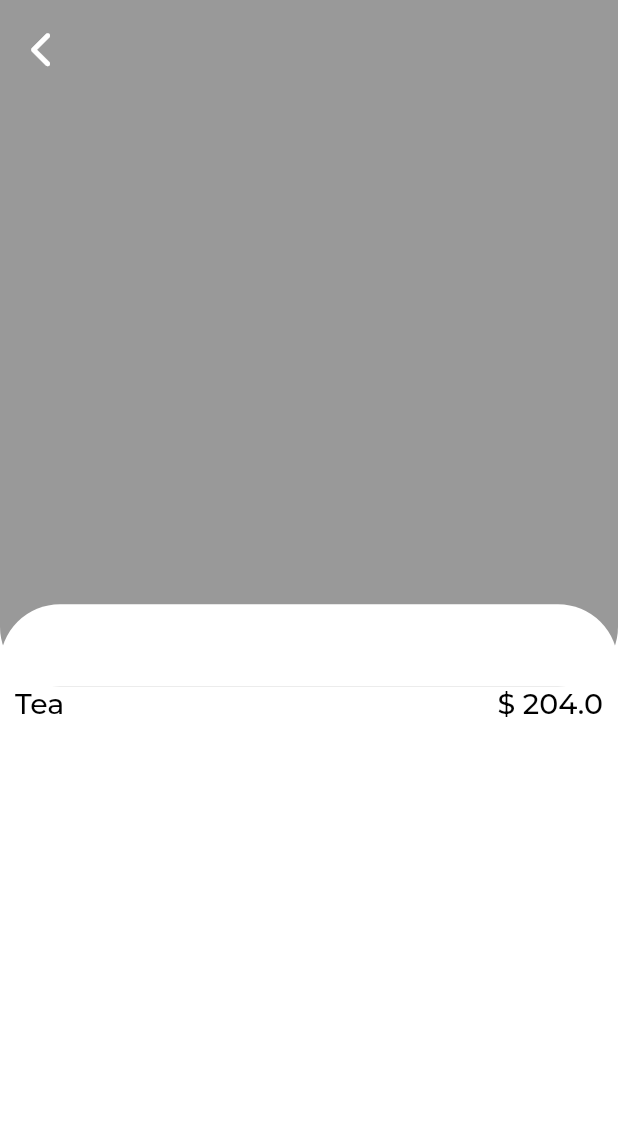
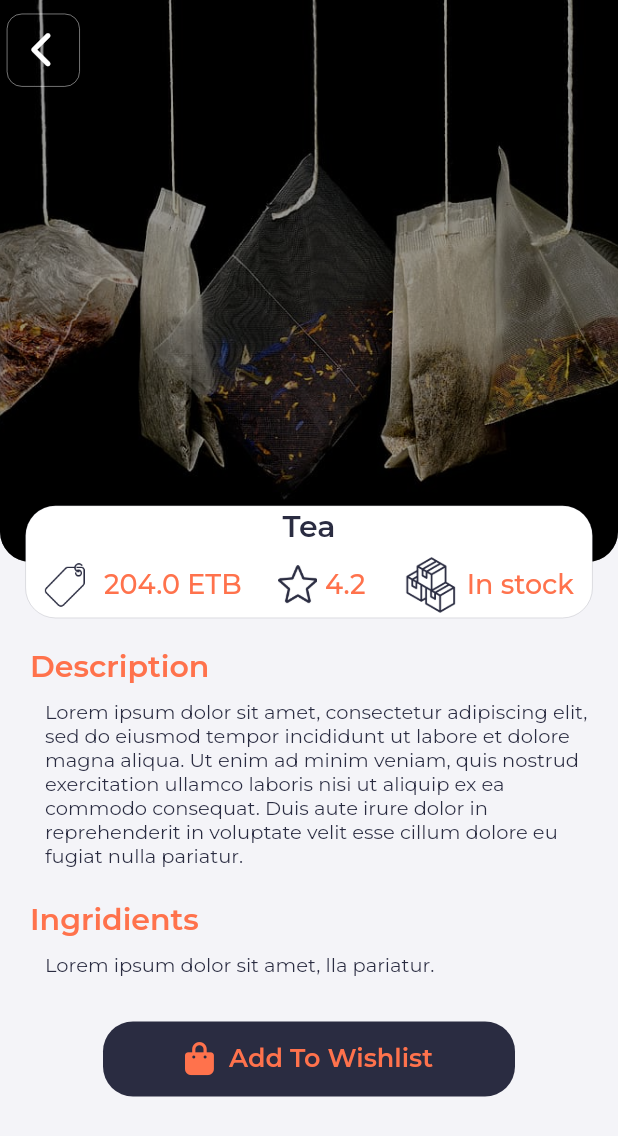
Before and after one commit to naomitimm/Ethio-Agri-CEFT, a Flutter app: the ProductDetailsScreen screen opened directly with sample values from the repository, on a phone screen of 412 x 824 dp. Shown: the top 1136 px of the screen. Run offline on Flutter 3.47's test engine with Material 2 defaults, Android fonts, the phone set to English and light mode, and no system bars; our stand-ins replace bloc, equatable, flutter_bloc, font_awesome_flutter, google_fonts.

Commit message:
details page ui tweak

```diff
--- a/ethio_agri_ceft_app/lib/domain/product/product_model.dart
+++ b/ethio_agri_ceft_app/lib/domain/product/product_model.dart
@@ -6,12 +6,14 @@ class Product extends Equatable {
   final double? price;
   final String ingridients;
   final String description;
+  final double rating;
   const Product(
       {required this.productName,
       required this.imageUrl,
       required this.price,
       required this.description,
-      required this.ingridients});
+      required this.ingridients,
+      required this.rating});
 
   static List<Product> products = [
     const Product(
@@ -19,37 +21,43 @@ class Product extends Equatable {
         imageUrl: 'assets/pics/tea.jpeg',
         price: 204,
         ingridients: "",
-        description: ""),
+        description: "",
+        rating: 4.2),
     const Product(
         productName: 'Flowers',
         imageUrl: 'assets/pics/flowers.jpg',
         price: 204,
         ingridients: "",
-        description: ""),
+        description: "",
+        rating: 4.2),
     const Product(
         productName: 'Honey',
         imageUrl: 'assets/pics/honey.jpg',
         price: 204,
         ingridients: "",
-        description: ""),
+        description: "",
+        rating: 4.2),
     const Product(
         productName: 'Coffee',
         imageUrl: 'assets/pics/coffee.jpg',
         price: 204,
         ingridients: "",
-        description: ""),
+        description: "",
+        rating: 4.2),
     const Product(
         productName: 'Crops',
         imageUrl: 'assets/pics/crop1.jpg',
         price: 204,
         ingridients: "",
-        description: ""),
+        description: "",
+        rating: 4.2),
     const Product(
         productName: 'Crops',
         imageUrl: 'assets/pics/crop2.jpg',
         price: 204,
         ingridients: "",
-        description: ""),
+        description: "",
+        rating: 4.2),
   ];
 
   @override
--- a/ethio_agri_ceft_app/lib/presentation/dashboard/product_details_screen.dart
+++ b/ethio_agri_ceft_app/lib/presentation/dashboard/product_details_screen.dart
@@ -1,4 +1,4 @@
-import 'package:ethio_agri_ceft_app/application/wishlist/wishlist_bloc.dart';
+import 'package:ethio_agri_ceft_app/presentation/dashboard/widgets/details_widgets.dart';
 import 'package:ethio_agri_ceft_app/presentation/exports.dart';
 
 class ProductDetailsScreen extends StatelessWidget {
@@ -12,55 +12,44 @@ class ProductDetailsScreen extends StatelessWidget {
     final navCubit = context.read<NavigationCubit>();
 
     return Scaffold(
-      backgroundColor: Colors.white,
+      backgroundColor: const Color.fromRGBO(244, 244, 248, 1),
       body: SafeArea(
-        child: ListView(
+          child: ListView(children: [
+        Stack(
           children: [
+            SizedBox(
+              height: size.height / 2,
+            ),
             Container(
-              height: size.height / 1.8,
+              height: size.height / 2.2,
               width: double.infinity,
-              decoration: const BoxDecoration(
-                color: Color.fromARGB(255, 255, 255, 255),
-                borderRadius: BorderRadius.only(
-                    bottomLeft: Radius.circular(40),
-                    bottomRight: Radius.circular(40)),
-                // image: DecorationImage(
-                // image: AssetImage(product.imageUrl), fit: BoxFit.cover)
+              decoration: BoxDecoration(
+                image: DecorationImage(
+                    image: AssetImage(product.imageUrl), fit: BoxFit.cover),
+                borderRadius: const BorderRadius.only(
+                    bottomLeft: Radius.circular(20),
+                    bottomRight: Radius.circular(20)),
               ),
               child: Stack(
                 alignment: Alignment.bottomCenter,
                 children: [
                   Container(
-                    height: size.height / 1.8,
+                    height: size.height / 2.2,
                     width: double.infinity,
                     decoration: BoxDecoration(
                         color: Colors.black.withOpacity(0.4),
                         borderRadius: const BorderRadius.only(
-                            bottomLeft: Radius.circular(40),
-                            bottomRight: Radius.circular(40))),
-                  ),
-                  Positioned(
-                    child: Container(
-                      height: size.height / 15,
-                      width: double.infinity,
-                      decoration: const BoxDecoration(
-                          color: Colors.white,
-                          borderRadius: BorderRadius.only(
-                              topLeft: Radius.circular(40),
-                              topRight: Radius.circular(40))),
-                    ),
-                  ),
-                  Positioned(
-                    bottom: size.height / 15,
-                    left: size.width / 20,
-                    child: Column(
-                      crossAxisAlignment: CrossAxisAlignment.start,
-                      children: [],
-                    ),
+                            bottomLeft: Radius.circular(20),
+                            bottomRight: Radius.circular(20))),
                   ),
                   Positioned(
                     top: size.height / 90,
                     left: size.width / 90,
+                    child: Container(
+                      decoration: BoxDecoration(
+                          border: Border.all(color: Colors.white, width: .3),
+                          borderRadius:
+                              const BorderRadius.all(Radius.circular(10))),
                       child: IconButton(
                           onPressed: () {
                             Navigator.of(context).pop();
@@ -71,40 +60,30 @@ class ProductDetailsScreen extends StatelessWidget {
                             size: 25,
                           )),
                     ),
+                  ),
                 ],
               ),
             ),
-            SizedBox(
-              height: size.height / 1,
-              child: Padding(
-                padding:
-                    const EdgeInsets.symmetric(horizontal: 10, vertical: 0),
+            Positioned.fill(
+              child: Align(
+                  alignment: Alignment.bottomCenter,
+                  child: StatisticsCard(
+                    title: product.productName,
+                    price: product.price.toString(),
+                    rating: product.rating,
+                  )),
+            ),
+          ],
+        ),
+        Padding(
+          padding: const EdgeInsets.symmetric(vertical: 20, horizontal: 20),
           child: Column(
             crossAxisAlignment: CrossAxisAlignment.start,
             children: [
-                    Row(
-                      mainAxisAlignment: MainAxisAlignment.spaceBetween,
-                      children: [
-                        Text(
-                          product.productName,
-                          style: GoogleFonts.montserrat(
-                            textStyle: const TextStyle(
-                                color: Colors.black,
-                                fontSize: 19,
-                                fontWeight: FontWeight.w500),
-                          ),
-                        ),
-                        Text(
-                          "\$ ${product.price.toString()}",
-                          style: GoogleFonts.montserrat(
-                            textStyle: const TextStyle(
-                                color: Colors.black,
-                                fontSize: 19,
-                                fontWeight: FontWeight.w500),
-                          ),
-                        )
-                      ],
-                    ),
+              const DetailsProductHeadline2(title: "Description"),
+              const DetailsSmallText(
+                  text:
+                      "Lorem ipsum dolor sit amet, consectetur adipiscing elit, sed do eiusmod tempor incididunt ut labore et dolore magna aliqua. Ut enim ad minim veniam, quis nostrud exercitation ullamco laboris nisi ut aliquip ex ea commodo consequat. Duis aute irure dolor in reprehenderit in voluptate velit esse cillum dolore eu fugiat nulla pariatur."),
               Text(
                 product.description,
                 style: GoogleFonts.montserrat(
@@ -113,14 +92,15 @@ class ProductDetailsScreen extends StatelessWidget {
                       fontSize: 19,
                       fontWeight: FontWeight.w500),
                 ),
-                    )
+              ),
+              const DetailsProductHeadline2(title: "Ingridients"),
+              const DetailsSmallText(
+                  text: "Lorem ipsum dolor sit amet, lla pariatur."),
+              const Center(child: AddtoWishlistCard())
             ],
           ),
         ),
-            ),
-          ],
-        ),
-      ),
+      ])),
     );
   }
 }
--- /dev/null
+++ b/ethio_agri_ceft_app/lib/presentation/dashboard/widgets/details_widgets.dart
@@ -0,0 +1,199 @@
+import 'package:ethio_agri_ceft_app/presentation/exports.dart';
+
+class StatisticsCard extends StatelessWidget {
+  final String title;
+  final String price;
+  final double rating;
+  const StatisticsCard(
+      {super.key,
+      required this.title,
+      required this.price,
+      required this.rating});
+
+  @override
+  Widget build(BuildContext context) {
+    final size = MediaQuery.of(context).size;
+    return Container(
+      height: size.height / 11,
+      width: size.width / 1.09,
+      decoration: BoxDecoration(
+        border:
+            Border.all(color: const Color.fromRGBO(42, 44, 65, 1), width: .1),
+        color: Colors.white,
+        borderRadius: const BorderRadius.all(Radius.circular(20)),
+      ),
+      child: Column(
+        mainAxisAlignment: MainAxisAlignment.spaceEvenly,
+        children: [
+          DetailsProductHeadline1(title: title),
+          Padding(
+            padding: const EdgeInsets.only(top: 5),
+            child: Row(
+              mainAxisAlignment: MainAxisAlignment.spaceAround,
+              children: [
+                Row(
+                  children: [
+                    Container(
+                      height: 40,
+                      width: 30,
+                      decoration: const BoxDecoration(
+                          image: DecorationImage(
+                              image: AssetImage("assets/icons/price.png"))),
+                    ),
+                    const SizedBox(
+                      width: 10,
+                    ),
+                    Text(
+                      "$price ETB",
+                      style: GoogleFonts.montserrat(
+                        textStyle: const TextStyle(
+                            color: Color.fromRGBO(255, 114, 76, 1),
+                            fontSize: 18,
+                            fontWeight: FontWeight.w500),
+                      ),
+                    ),
+                  ],
+                ),
+                Row(
+                  crossAxisAlignment: CrossAxisAlignment.center,
+                  children: [
+                    Container(
+                      height: 40,
+                      width: 26,
+                      decoration: const BoxDecoration(
+                          image: DecorationImage(
+                              image: AssetImage("assets/icons/star.png"))),
+                    ),
+                    const SizedBox(
+                      width: 5,
+                    ),
+                    Text(rating.toString(),
+                        style: GoogleFonts.montserrat(
+                          textStyle: const TextStyle(
+                              color: Color.fromRGBO(255, 114, 76, 1),
+                              fontSize: 18,
+                              fontWeight: FontWeight.w500),
+                        ))
+                  ],
+                ),
+                Row(
+                  crossAxisAlignment: CrossAxisAlignment.center,
+                  children: [
+                    Container(
+                      height: 40,
+                      width: 38,
+                      decoration: const BoxDecoration(
+                          image: DecorationImage(
+                              image: AssetImage("assets/icons/stock.png"))),
+                    ),
+                    const SizedBox(
+                      width: 5,
+                    ),
+                    Text("In stock",
+                        style: GoogleFonts.montserrat(
+                          textStyle: const TextStyle(
+                              color: Color.fromRGBO(255, 114, 76, 1),
+                              fontSize: 18,
+                              fontWeight: FontWeight.w500),
+                        ))
+                  ],
+                )
+              ],
+            ),
+          ),
+        ],
+      ),
+    );
+  }
+}
+
+class DetailsProductHeadline1 extends StatelessWidget {
+  final String title;
+  const DetailsProductHeadline1({super.key, required this.title});
+
+  @override
+  Widget build(BuildContext context) {
+    return Text(title,
+        style: GoogleFonts.montserrat(
+          textStyle: const TextStyle(
+              color: Color.fromRGBO(42, 44, 65, 1),
+              fontSize: 20,
+              fontWeight: FontWeight.w600),
+        ));
+  }
+}
+
+class DetailsProductHeadline2 extends StatelessWidget {
+  final String title;
+  const DetailsProductHeadline2({super.key, required this.title});
+
+  @override
+  Widget build(BuildContext context) {
+    return Text(title,
+        style: GoogleFonts.montserrat(
+          textStyle: const TextStyle(
+              color: Color.fromRGBO(255, 114, 76, 1),
+              fontSize: 20,
+              fontWeight: FontWeight.w600),
+        ));
+  }
+}
+
+class DetailsSmallText extends StatelessWidget {
+  final String text;
+  const DetailsSmallText({super.key, required this.text});
+
+  @override
+  Widget build(BuildContext context) {
+    return Padding(
+      padding: const EdgeInsets.only(left: 10, top: 10),
+      child: Text(text,
+          style: GoogleFonts.montserrat(
+            textStyle: const TextStyle(
+                color: Color.fromRGBO(42, 44, 65, 1),
+                fontSize: 13,
+                fontWeight: FontWeight.w400),
+          )),
+    );
+  }
+}
+
+class AddtoWishlistCard extends StatelessWidget {
+  const AddtoWishlistCard({super.key});
+
+  @override
+  Widget build(BuildContext context) {
+    final size = MediaQuery.of(context).size;
+    return Padding(
+      padding: const EdgeInsets.symmetric(vertical: 30, horizontal: 20),
+      child: Container(
+        height: 50,
+        width: size.width / 1.5,
+        decoration: const BoxDecoration(
+            color: Color.fromRGBO(42, 44, 65, 1),
+            borderRadius: BorderRadius.all(Radius.circular(20))),
+        child: Row(
+          mainAxisAlignment: MainAxisAlignment.center,
+          crossAxisAlignment: CrossAxisAlignment.center,
+          children: [
+            const FaIcon(
+              FontAwesomeIcons.bagShopping,
+              color: Color.fromRGBO(255, 114, 76, 1),
+              size: 22,
+            ),
+            const SizedBox(
+              width: 10,
+            ),
+            Text("Add To Wishlist",
+                style: GoogleFonts.montserrat(
+                  textStyle: const TextStyle(
+                      color: Color.fromRGBO(255, 114, 76, 1),
+                      fontSize: 17,
+                      fontWeight: FontWeight.w600),
+                )),
+          ],
+        ),
+      ),
+    );
+  }
+}
```
Also changed, not shown: ethio_agri_ceft_app/assets/icons/price.png (added), ethio_agri_ceft_app/assets/icons/star.png (added), ethio_agri_ceft_app/assets/icons/stock.png (added). Lines whose indentation alone changed are shown as unchanged.
